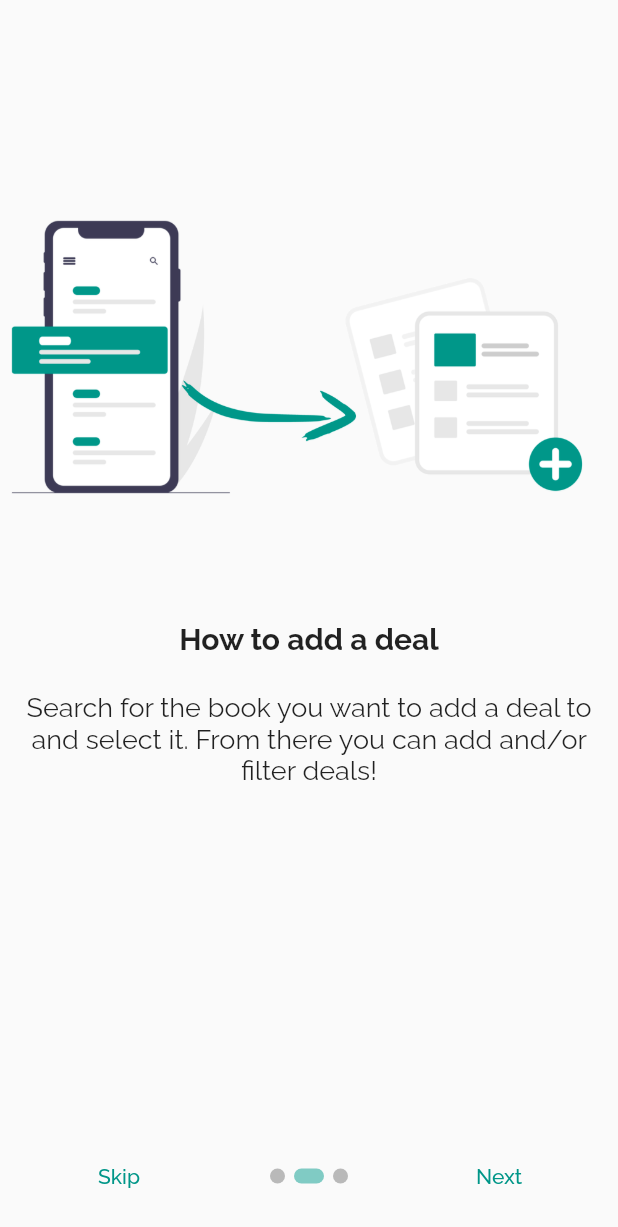
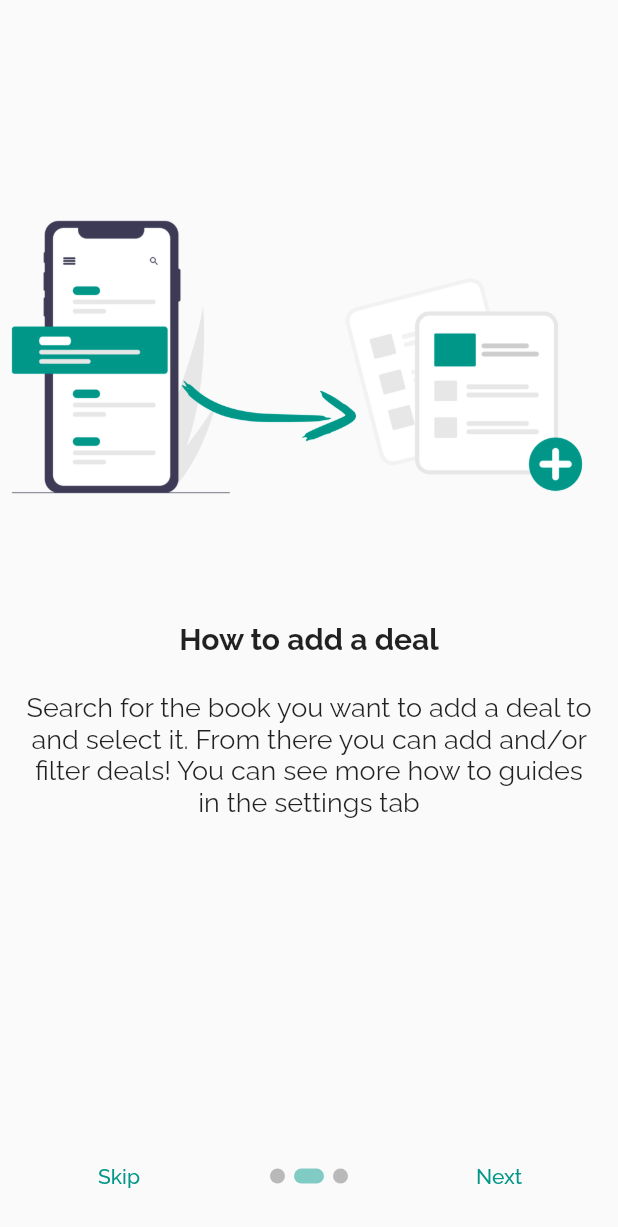
Before and after one commit to sohaibnomanahmed/pensum, a Flutter app: the screen it shows after launch, swiped to page 2, on a phone screen of 412 x 824 dp. Shown: the top 1227 px of the screen. Run offline on Flutter 3.47's test engine with Material 2 defaults, Android fonts, the phone set to English and light mode, and no system bars; drawn by our look-alikes of introduction_screen; our stand-ins replace cloud_firestore, firebase_auth, firebase_core, firebase_crashlytics, firebase_database, firebase_messaging and 12 more; missing offline and left inert: giphy_picker, new_version, translator; accounts and stored records are empty.

Commit message:
Fix: map error and message bubbles, improve onboarding and howto.

```diff
--- a/lib/authentication/onboarding_page.dart
+++ b/lib/authentication/onboarding_page.dart
@@ -31,7 +31,7 @@ class OnboardingPage extends StatelessWidget {
             title: loc.getTranslatedValue('onboarding_page3_title'),
             body: loc.getTranslatedValue('onboarding_page3_body'),
             image: Image.asset(
-              'assets/images/message_sent.png',
+              'assets/images/done.png',
               height: 250,
             )),
       ],
--- a/lib/global/parameters.dart
+++ b/lib/global/parameters.dart
@@ -1 +1 @@
-const double MAX_CHAT_IMAGE_WIDTH = 250;
+const double MAX_CHAT_IMAGE_WIDTH = 200;
--- a/lib/localization/languages/en.dart
+++ b/lib/localization/languages/en.dart
@@ -3,12 +3,20 @@ const EN_LANG = {
     'onboarding_page1_title': 'Welcome to Leaf',
     'onboarding_page1_body': 'Search for desired books or authors, see how many deals or followings are available and follow books to get notifications when new deals arrive.',
     'onboarding_page2_title': 'How to add a deal',
-    'onboarding_page2_body': 'Search for the book you want to add a deal to and select it. From there you can add and/or filter deals!',
-    'onboarding_page3_title': 'Send fast message',
-    'onboarding_page3_body': 'In the deals section you can send messages to people, Pro tip: long press the message button to send a fast message from the same page.',
+    'onboarding_page2_body': 'Search for the book you want to add a deal to and select it. From there you can add and/or filter deals! You can see more how to guides in the settings tab',
+    'onboarding_page3_title': 'Done',
+    'onboarding_page3_body': 'You are now ready to use the app',
     'skip_btn_txt': 'Skip',
     'next_btn_txt': 'Next',
     'done_btn_txt': 'Done',
+
+    // How To Page
+    'how_to_page1_title': 'How to add a deal',
+    'how_to_page1_body': 'Search for the book you want to add a deal to and select it. From there you can add and/or filter deals!',
+    'how_to_page2_title': 'How to receive notifications',
+    'how_to_page2_body': 'Make sure to turn on notifications in Settings -> Leaf -> Notifications on iOS and Settings -> Apps & notifications -> Leaf -> Notifications. The steps may vary from android devices based on brand. If this doesent work try to delete and reinstall the app',
+    'how_to_page3_title': 'How to send a fast message',
+    'how_to_page3_body': 'In the deals section you can send messages to people, Pro tip: long press the message button to send a fast message from the same page.',
 
     // Update Page
     'update_title': 'Leaf needs an update',
@@ -115,9 +123,11 @@ const EN_LANG = {
     'setting_page_topbar_title': 'Settings',
     'settings_list_reset_pass_text': 'Reset Password',
     'settings_list_send_feedback_title': 'Send Feedback',
+    'settings_list_howto_text': 'How To Guide',
     'settings_list_send_feedback_subtitle': 'Report issues, missing books or suggest improvents',
     'settings_list_log_out_text': 'Sign out',
     'settings_list_delete_account_text': 'Delete Account',
+    'delete_account_btn_text': 'Delete Account',
 
     // Location Bottom Sheet
     'change_localization_btn_text': 'Change localization',
--- a/lib/localization/languages/nb.dart
+++ b/lib/localization/languages/nb.dart
@@ -3,12 +3,20 @@ const NB_LANG = {
     'onboarding_page1_title': 'Velkommen til Leaf',
     'onboarding_page1_body': 'Søk etter ønskede bøker eller forfattere, se hvor mange tilbud eller følgere som er tilgjengelig og følg bøker for å få notifikasjon når nye tilbud ankommer.',
     'onboarding_page2_title': 'Hvordan legge til et tilbud',
-    'onboarding_page2_body': 'Søk etter boken du ønsker å legge et tilbud for derreter velg boken, fra der kan du legge til tilbud og/eller filtrere tilbudene.',
-    'onboarding_page3_title': 'Send rask melding',
-    'onboarding_page3_body': 'På tilbuds siden kan du sende meldinger til andre, Pro tip: Press og hold på sende knappen og du kan sende en rask melding fra samme side.',
+    'onboarding_page2_body': 'Søk etter boken du ønsker å legge et tilbud for derreter velg boken, fra der kan du legge til tilbud og/eller filtrere tilbudene. Du kan se mer veiledning under instillinger',
+    'onboarding_page3_title': 'Ferdig',
+    'onboarding_page3_body': 'Du er nå klar til å bruke appen',
     'skip_btn_txt': 'Hopp Over',
     'next_btn_txt': 'Neste',
     'done_btn_txt': 'Ferdig',
+
+    // How To Page
+    'how_to_page1_title': 'Hvordan legge til et tilbud',
+    'how_to_page1_body': 'Søk etter boken du ønsker å legge et tilbud for derreter velg boken, fra der kan du legge til tilbud og/eller filtrere tilbudene.',
+    'how_to_page2_title': 'Hvordan motta notifikasjoner',
+    'how_to_page2_body': 'Husk å tillate notifikasjoner i Instillinger -> Leaf -> Notifikasjoner på iOS og Instillinger -> Apper & notifikasjoner -> Leaf -> Notifikasjoner. Stegene kan variere fra android enheter avhangige av leverandør. Hvis dette ikke fungerer prø å reinstallere appen',
+    'how_to_page3_title': 'Hvordan sende en rask melding',
+    'how_to_page3_body': 'I tilbud siden kan du sende meldinger til personer, Pro tip: hold på sende knappen for å sende en melding fra samme side.',
 
     // Update Page
     'update_title': 'Leaf trenger en oppdatering',
@@ -115,9 +123,11 @@ const NB_LANG = {
     'setting_page_topbar_title': 'Instillinger',
     'settings_list_reset_pass_text': 'Reset Password',
     'settings_list_send_feedback_title': 'Send Tilbakemelding',
+    'settings_list_howto_text': 'Bruker Veiledning',
     'settings_list_send_feedback_subtitle': 'Raporter problemer, manglende bøker eller foreslå forbedringer',
     'settings_list_log_out_text': 'Logg av',
     'settings_list_delete_account_text': 'Slett Konto',
+    'delete_account_btn_text': 'Slett Konto',
 
     // Location Bottom Sheet
     'change_localization_btn_text': 'Endre lokalisajon',
--- a/lib/location/map_provider.dart
+++ b/lib/location/map_provider.dart
@@ -4,13 +4,13 @@ import 'package:location/location.dart';
 
 class MapProvider with ChangeNotifier{
   LatLng? _initialLocation;
-  var _isError = false;
+  //var _isError = false;
   var _isLoading = true;
 
   // getters
   LatLng? get initialLocation => _initialLocation;
   bool get isLoading => _isLoading;
-  bool get isError => _isError;
+  //bool get isError => _isError;
 
   /// get the current location of a user
   void getCurrentUserLocation() async {
--- a/lib/messages/widgets/message_bar.dart
+++ b/lib/messages/widgets/message_bar.dart
@@ -41,6 +41,7 @@ class _MessageBarState extends State<MessageBar> {
       children: [
         Container(
           padding: EdgeInsets.symmetric(vertical: 5.0),
+          child: IntrinsicHeight(
             child: Row(
               crossAxisAlignment: CrossAxisAlignment.end,
               children: [
@@ -102,6 +103,7 @@ class _MessageBarState extends State<MessageBar> {
               ],
             ),
           ),
+        ),
         Container(
           height: _showMessageOptions ? null : 0,
           child: MessageBottomSheet(
--- a/lib/messages/widgets/message_bottom_sheet.dart
+++ b/lib/messages/widgets/message_bottom_sheet.dart
@@ -61,7 +61,7 @@ class MessageBottomSheet extends StatelessWidget {
       child: SingleChildScrollView(
         scrollDirection: Axis.horizontal,
         child: Padding(
-          padding: const EdgeInsets.symmetric(vertical: 10, horizontal: 20),
+          padding: const EdgeInsets.symmetric(vertical: 10, horizontal: 15),
           child: Row(
             children: [
               message_item_builder(
--- a/lib/messages/widgets/message_bubble.dart
+++ b/lib/messages/widgets/message_bubble.dart
@@ -62,7 +62,7 @@ class MessageBubble extends StatelessWidget {
               padding: message.type != 'text'
                   ? EdgeInsets.all(0)
                   : EdgeInsets.symmetric(vertical: 12, horizontal: 16),
-              margin: EdgeInsets.only(top: 12),
+              margin: EdgeInsets.only(top: 8),
               child: Column(
                 crossAxisAlignment: CrossAxisAlignment.start,
                 children: [
--- a/lib/settings/how_to_page.dart
+++ b/lib/settings/how_to_page.dart
@@ -11,15 +11,22 @@ class HowToPage extends StatelessWidget {
     return IntroductionScreen(
       pages: [
         PageViewModel(
-            title: loc.getTranslatedValue('onboarding_page2_title'),
-            body: loc.getTranslatedValue('onboarding_page2_body'),
+            title: loc.getTranslatedValue('how_to_page1_title'),
+            body: loc.getTranslatedValue('how_to_page1_body'),
             image: Image.asset(
               'assets/images/add_deal.png',
               height: 240,
             )),
         PageViewModel(
-            title: loc.getTranslatedValue('onboarding_page3_title'),
-            body: loc.getTranslatedValue('onboarding_page3_body'),
+            title: loc.getTranslatedValue('how_to_page2_title'),
+            body: loc.getTranslatedValue('how_to_page2_body'),
+            image: Image.asset(
+              'assets/images/notf.png',
+              height: 250,
+            )),
+        PageViewModel(
+            title: loc.getTranslatedValue('how_to_page3_title'),
+            body: loc.getTranslatedValue('how_to_page3_body'),
             image: Image.asset(
               'assets/images/message_sent.png',
               height: 250,
--- a/lib/settings/widgets/delete_account_bottom_sheet.dart
+++ b/lib/settings/widgets/delete_account_bottom_sheet.dart
@@ -1,6 +1,7 @@
 import 'package:flutter/material.dart';
 import 'package:leaf/authentication/authentication_provider.dart';
 import 'package:leaf/global/utils.dart';
+import 'package:leaf/localization/localization.dart';
 import 'package:leaf/notifications/notification_provider.dart';
 import 'package:leaf/presence/presence_provider.dart';
 import 'package:provider/provider.dart';
@@ -17,6 +18,7 @@ class _DeleteAccountBottomSheetState extends State<DeleteAccountBottomSheet> {
   @override
   Widget build(BuildContext context) {
     final isLoading = context.watch<AuthenticationProvider>().isLoading;
+    final loc = Localization.of(context);
     return SingleChildScrollView(
       child: Padding(
         padding: const EdgeInsets.all(20.0),
@@ -82,7 +84,7 @@ class _DeleteAccountBottomSheetState extends State<DeleteAccountBottomSheet> {
                       width: 20,
                       child: CircularProgressIndicator(),
                     )
-                  : Text('Delete Account'),
+                  : Text(loc.getTranslatedValue('delete_account_btn_text')),
             ),
           ],
         ),
--- a/lib/settings/widgets/settings_list.dart
+++ b/lib/settings/widgets/settings_list.dart
@@ -102,7 +102,7 @@ class _SettingsListState extends State<SettingsList> {
           ),
           ListTile(
             leading: Icon(Icons.category_rounded),
-            title: Text('How To Guide'),
+            title: Text(loc.getTranslatedValue('settings_list_howto_text')),
             onTap: () => Navigator.of(context, rootNavigator: true)
                 .pushNamed(HowToPage.routeName),
           ),
```
Also changed, not shown: lib/location/map_page.dart (+4 -6 lines), lib/messages/widgets/location_message_item.dart (+9 -4 lines), assets/images/done.png (added), assets/images/empty_follow.png (added), assets/images/empty_message.png (added), assets/images/notf.png (added), 3 other files. Lines whose indentation alone changed are shown as unchanged.
